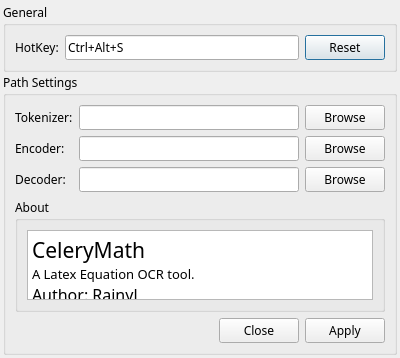
Old version of the form celeryMath/gui/resources/ui/dialogSettingsUI.ui in the repository MODCT/CeleryMath.
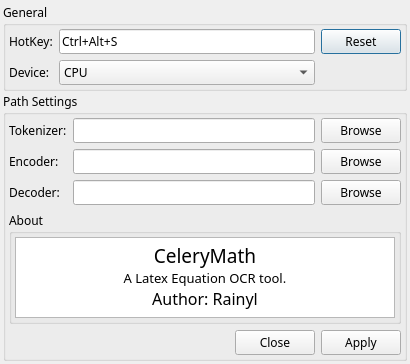
New version of the form. Icons and pictures are not drawn.

Diff of the .ui file:
```diff
--- a/celeryMath/gui/resources/ui/dialogSettingsUI.ui
+++ b/celeryMath/gui/resources/ui/dialogSettingsUI.ui
@@ -6,8 +6,8 @@
    <rect>
     <x>0</x>
     <y>0</y>
-    <width>400</width>
-    <height>357</height>
+    <width>410</width>
+    <height>364</height>
    </rect>
   </property>
   <property name="font">
@@ -35,7 +35,7 @@
     <number>3</number>
    </property>
    <item row="0" column="0">
-    <layout class="QVBoxLayout" name="verticalLayout" stretch="1,3">
+    <layout class="QVBoxLayout" name="verticalLayout" stretch="0,3">
      <property name="spacing">
       <number>1</number>
      </property>
@@ -45,16 +45,44 @@
         <string>General</string>
        </property>
        <layout class="QGridLayout" name="gridLayout">
+        <property name="leftMargin">
+         <number>3</number>
+        </property>
+        <property name="topMargin">
+         <number>3</number>
+        </property>
+        <property name="rightMargin">
+         <number>3</number>
+        </property>
+        <property name="bottomMargin">
+         <number>3</number>
+        </property>
+        <item row="0" column="3">
+         <widget class="QPushButton" name="btn_hotkey_reset">
+          <property name="text">
+           <string>Reset</string>
+          </property>
+          <property name="icon">
+           <iconset resource="../celeryMath.qrc">
+            <normaloff>:/icon/icons/device_reset_FILL0_wght400_GRAD0_opsz48.svg</normaloff>:/icon/icons/device_reset_FILL0_wght400_GRAD0_opsz48.svg</iconset>
+          </property>
+         </widget>
+        </item>
+        <item row="1" column="0">
+         <widget class="QLabel" name="label_4">
+          <property name="text">
+           <string>Device:</string>
+          </property>
+         </widget>
+        </item>
         <item row="0" column="0">
-         <layout class="QHBoxLayout" name="horizontalLayout">
-          <item>
            <widget class="QLabel" name="label_hotkey">
             <property name="text">
              <string>HotKey:</string>
             </property>
            </widget>
           </item>
-          <item>
+        <item row="0" column="1">
            <widget class="QKeySequenceEdit" name="kseq_screenshot">
             <property name="toolTip">
              <string>Click to change screenshot hotkey</string>
@@ -64,18 +92,19 @@
             </property>
            </widget>
           </item>
+        <item row="1" column="1">
+         <widget class="QComboBox" name="cbox_device">
           <item>
-           <widget class="QPushButton" name="btn_hotkey_reset">
             <property name="text">
-             <string>Reset</string>
-            </property>
-            <property name="icon">
-             <iconset resource="../celeryMath.qrc">
-              <normaloff>:/icon/icons/device_reset_FILL0_wght400_GRAD0_opsz48.svg</normaloff>:/icon/icons/device_reset_FILL0_wght400_GRAD0_opsz48.svg</iconset>
-            </property>
-           </widget>
-          </item>
-         </layout>
+            <string>CPU</string>
+           </property>
+          </item>
+          <item>
+           <property name="text">
+            <string>CUDA</string>
+           </property>
+          </item>
+         </widget>
         </item>
        </layout>
       </widget>
@@ -86,6 +115,18 @@
         <string>Path Settings</string>
        </property>
        <layout class="QGridLayout" name="gridLayout_2">
+        <property name="leftMargin">
+         <number>3</number>
+        </property>
+        <property name="topMargin">
+         <number>3</number>
+        </property>
+        <property name="rightMargin">
+         <number>3</number>
+        </property>
+        <property name="bottomMargin">
+         <number>3</number>
+        </property>
         <item row="0" column="0">
          <layout class="QFormLayout" name="formLayout">
           <property name="verticalSpacing">
@@ -190,6 +231,18 @@
            <string>About</string>
           </property>
           <layout class="QGridLayout" name="gridLayout_4">
+           <property name="leftMargin">
+            <number>3</number>
+           </property>
+           <property name="topMargin">
+            <number>3</number>
+           </property>
+           <property name="rightMargin">
+            <number>3</number>
+           </property>
+           <property name="bottomMargin">
+            <number>3</number>
+           </property>
            <item row="0" column="0">
             <widget class="QTextBrowser" name="textBrowser">
              <property name="verticalScrollBarPolicy">
@@ -213,9 +266,12 @@
 p, li { white-space: pre-wrap; }
 hr { height: 1px; border-width: 0; }
 &lt;/style&gt;&lt;/head&gt;&lt;body style=&quot; font-family:'MiSans Demibold'; font-size:9pt; font-weight:400; font-style:normal;&quot;&gt;
-&lt;p align=&quot;justify&quot; style=&quot; margin-top:0px; margin-bottom:0px; margin-left:0px; margin-right:0px; -qt-block-indent:0; text-indent:0px;&quot;&gt;&lt;span style=&quot; font-family:'Microsoft YaHei UI'; font-size:16pt;&quot;&gt;CeleryMath&lt;/span&gt;&lt;/p&gt;
-&lt;p align=&quot;justify&quot; style=&quot; margin-top:0px; margin-bottom:0px; margin-left:0px; margin-right:0px; -qt-block-indent:0; text-indent:0px;&quot;&gt;&lt;span style=&quot; font-family:'Microsoft YaHei UI'; font-size:10pt;&quot;&gt;A Latex Equation OCR tool.&lt;/span&gt;&lt;/p&gt;
-&lt;p align=&quot;justify&quot; style=&quot; margin-top:0px; margin-bottom:0px; margin-left:0px; margin-right:0px; -qt-block-indent:0; text-indent:0px;&quot;&gt;&lt;span style=&quot; font-family:'Microsoft YaHei UI'; font-size:12pt;&quot;&gt;Author: Rainyl&lt;/span&gt;&lt;/p&gt;&lt;/body&gt;&lt;/html&gt;</string>
+&lt;p align=&quot;center&quot; style=&quot; margin-top:0px; margin-bottom:0px; margin-left:0px; margin-right:0px; -qt-block-indent:0; text-indent:0px;&quot;&gt;&lt;span style=&quot; font-family:'Microsoft YaHei UI'; font-size:14pt;&quot;&gt;CeleryMath&lt;/span&gt;&lt;/p&gt;
+&lt;p align=&quot;center&quot; style=&quot; margin-top:0px; margin-bottom:0px; margin-left:0px; margin-right:0px; -qt-block-indent:0; text-indent:0px;&quot;&gt;&lt;span style=&quot; font-family:'Microsoft YaHei UI'; font-size:10pt;&quot;&gt;A Latex Equation OCR tool.&lt;/span&gt;&lt;/p&gt;
+&lt;p align=&quot;center&quot; style=&quot; margin-top:0px; margin-bottom:0px; margin-left:0px; margin-right:0px; -qt-block-indent:0; text-indent:0px;&quot;&gt;&lt;span style=&quot; font-family:'Microsoft YaHei UI'; font-size:12pt;&quot;&gt;Author: Rainyl&lt;/span&gt;&lt;/p&gt;&lt;/body&gt;&lt;/html&gt;</string>
+             </property>
+             <property name="textInteractionFlags">
+              <set>Qt::LinksAccessibleByMouse|Qt::TextSelectableByMouse</set>
              </property>
             </widget>
            </item>
```
Left out of the diff: 3 changed lines with no effect on the pictures. Lines whose indentation alone changed are shown as unchanged.
